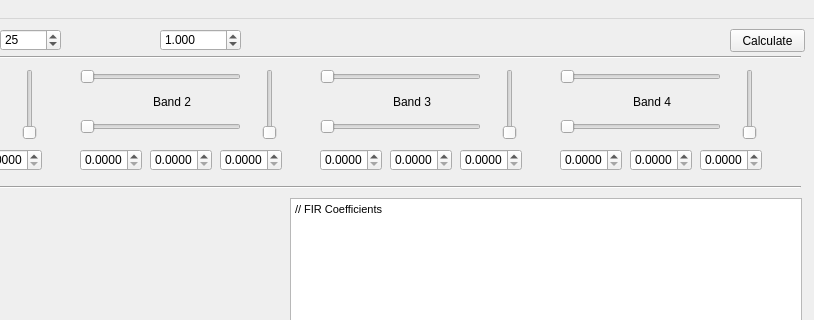
First picture: the form in FIRDesigner.ui, repository jniemann66/FIRCalculator, before the edit; both pictures show x 210 to 1024 and y 0 to 320 of the 1024 by 768 pixel window.
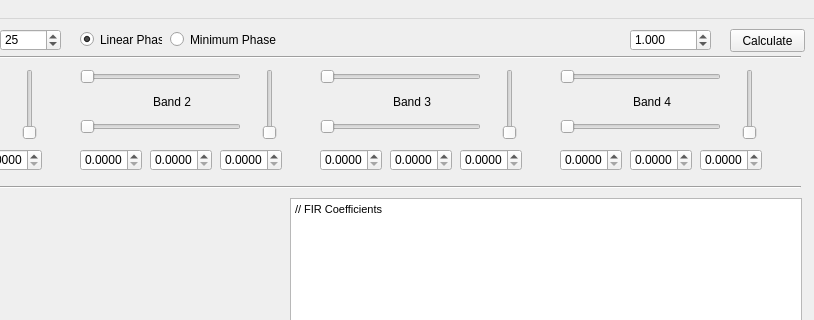
Second picture: the form after the edit. Custom widgets are drawn as their Qt base class.

Commit message: added minimum phase option

What changed in the file:
```diff
--- a/FIRDesigner.ui
+++ b/FIRDesigner.ui
@@ -655,7 +655,7 @@
    <widget class="QDoubleSpinBox" name="sampleRateDoubleSpinBox">
     <property name="geometry">
      <rect>
-      <x>370</x>
+      <x>840</x>
       <y>10</y>
       <width>81</width>
       <height>22</height>
@@ -770,6 +770,35 @@
      <string>Band 4</string>
     </property>
    </widget>
+   <widget class="QRadioButton" name="linPhaseRadioButton">
+    <property name="geometry">
+     <rect>
+      <x>290</x>
+      <y>10</y>
+      <width>82</width>
+      <height>21</height>
+     </rect>
+    </property>
+    <property name="text">
+     <string>Linear Phase</string>
+    </property>
+    <property name="checked">
+     <bool>true</bool>
+    </property>
+   </widget>
+   <widget class="QRadioButton" name="minPhaseRadioButton">
+    <property name="geometry">
+     <rect>
+      <x>380</x>
+      <y>10</y>
+      <width>111</width>
+      <height>21</height>
+     </rect>
+    </property>
+    <property name="text">
+     <string>Minimum Phase</string>
+    </property>
+   </widget>
   </widget>
   <widget class="QMenuBar" name="menubar">
    <property name="geometry">
```
Left out of the diff: 2 changed lines with no effect on the pictures. The commit also changes 2 other files.
